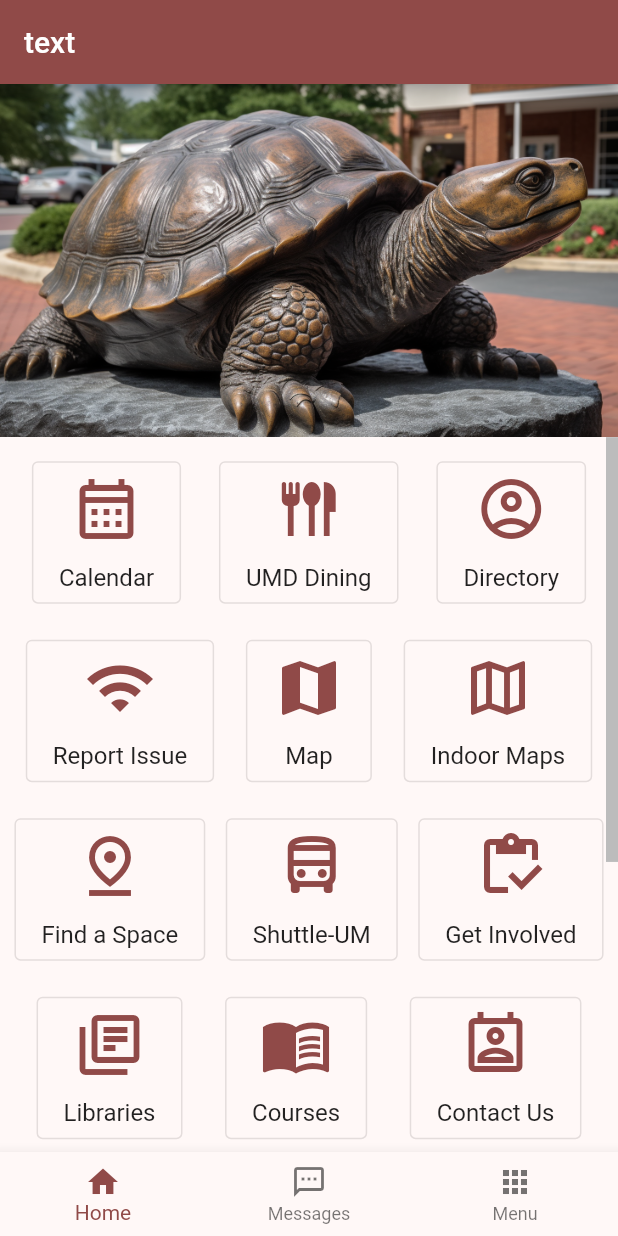
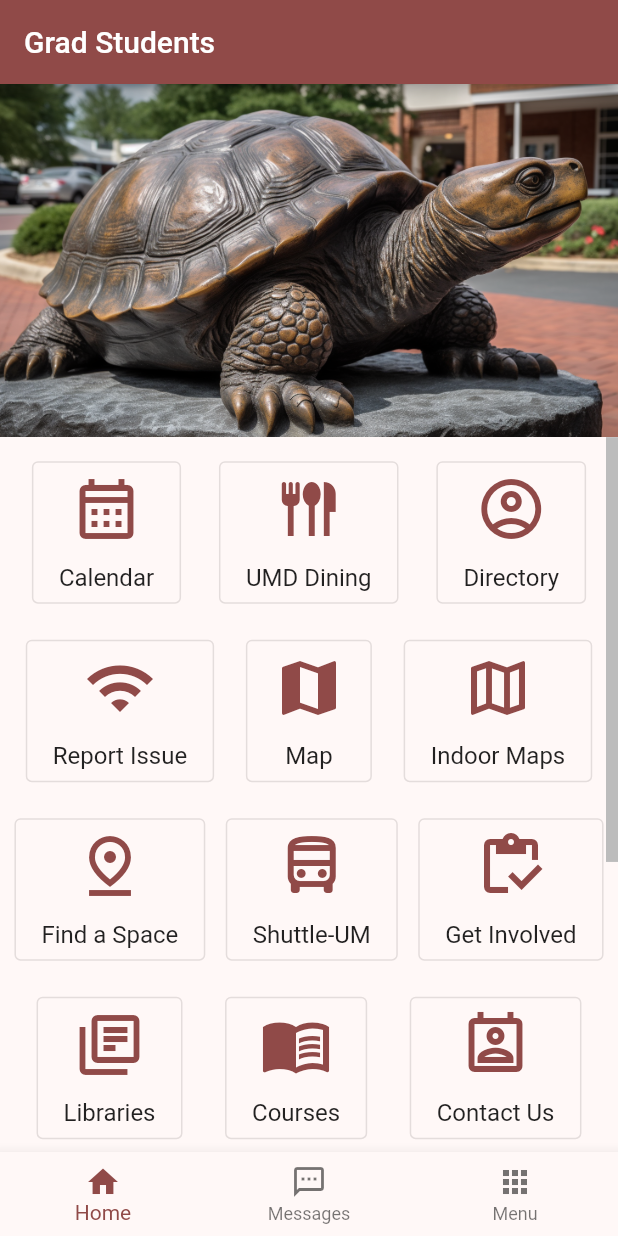
Before and after one commit to FireJuun/u_maryland, a Flutter app: the screen it shows after launch, on a phone screen of 412 x 824 dp. Run offline on Flutter 3.47's test engine with Material 2 defaults, Android fonts, the light colour scheme and no system bars; drawn by our look-alikes of flutter_animate; our stand-ins replace flutter_hooks, gap, hooks_riverpod, riverpod_annotation; missing offline and left inert: widgetbook, widgetbook_annotation; generated files the repository leaves out were written again.

```diff
--- a/lib/src/features/home/home_view.dart
+++ b/lib/src/features/home/home_view.dart
@@ -16,7 +16,7 @@ class HomeView extends StatelessWidget {
   Widget build(BuildContext context) {
     return Scaffold(
       appBar: AppBar(
-        title: const Text('text'),
+        title: const Text('Grad Students'),
       ),
       body: const SafeArea(child: _Body()),
       bottomNavigationBar: const _BottomNavBar(),
```
Also changed, not shown: demo.gif (added), 1 other file.
